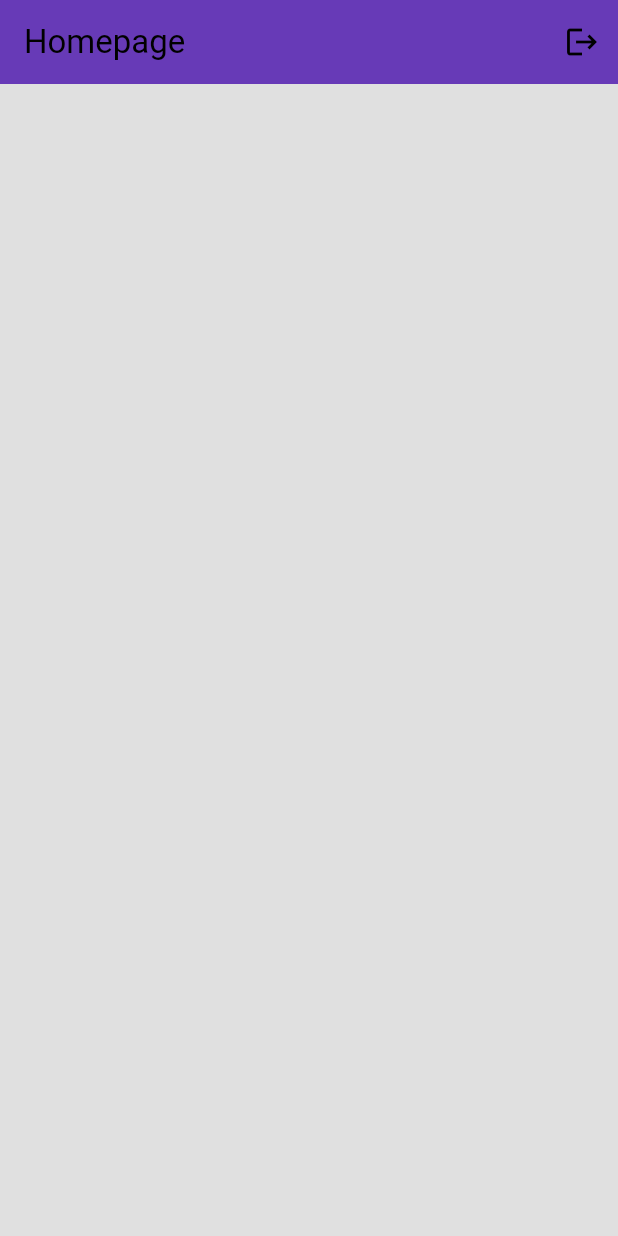
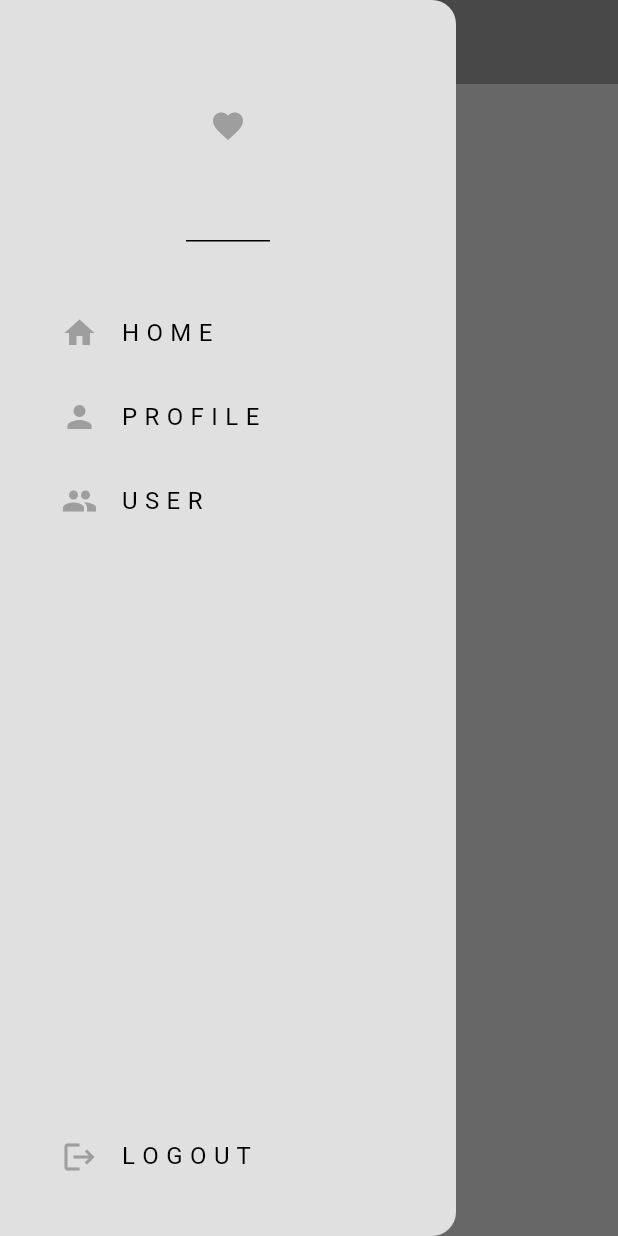
Before and after one commit to its-asaduzzaman/social_media_flutter, a Flutter app: the screen it shows once a user with an empty profile is signed in, with the side drawer open (before the commit the screen has no drawer), on a phone screen of 412 x 824 dp. Run offline on Flutter 3.47's test engine with Material 3 defaults, Android fonts, the phone set to English and light mode, and no system bars; our stand-ins replace firebase_auth, firebase_core; accounts and stored records are empty; statements that could not run were skipped.

Commit message:
make app bar for home page

```diff
--- /dev/null
+++ b/lib/components/my_drawer.dart
@@ -0,0 +1,113 @@
+import 'package:firebase_auth/firebase_auth.dart';
+import 'package:flutter/material.dart';
+import 'package:social_media_flutter/pages/profile_page.dart';
+import 'package:social_media_flutter/pages/user_page.dart';
+
+class MyDrawer extends StatelessWidget {
+  const MyDrawer({super.key});
+
+  //logout
+  void logout() {
+    FirebaseAuth.instance.signOut();
+  }
+
+  @override
+  Widget build(BuildContext context) {
+    return Drawer(
+      backgroundColor: Theme.of(context).colorScheme.surface,
+      child: Column(
+        mainAxisAlignment: MainAxisAlignment.spaceBetween,
+        children: [
+          Column(
+            children: [
+              // drawer header
+              DrawerHeader(
+                child: Icon(
+                  Icons.favorite,
+                  color: Theme.of(context).colorScheme.inversePrimary,
+                ),
+              ),
+
+              const SizedBox(
+                height: 25,
+              ),
+
+              //home tile
+              Padding(
+                padding: const EdgeInsets.only(left: 25.0),
+                child: ListTile(
+                  leading: Icon(
+                    Icons.home,
+                    color: Theme.of(context).colorScheme.inversePrimary,
+                  ),
+                  title: const Text(
+                    "H O M E",
+                  ),
+                  onTap: () {
+                    Navigator.pop(context);
+                  },
+                ),
+              ),
+
+              //profile tile
+              Padding(
+                padding: const EdgeInsets.only(left: 25.0),
+                child: ListTile(
+                  leading: Icon(
+                    Icons.person,
+                    color: Theme.of(context).colorScheme.inversePrimary,
+                  ),
+                  title: const Text(
+                    "P R O F I L E",
+                  ),
+                  onTap: () {
+                    Navigator.pop(context);
+                    Navigator.pushNamed(context, '/profile_page');
+                  },
+                ),
+              ),
+
+              //user tile
+
+              Padding(
+                padding: const EdgeInsets.only(left: 25.0),
+                child: ListTile(
+                  leading: Icon(
+                    Icons.group,
+                    color: Theme.of(context).colorScheme.inversePrimary,
+                  ),
+                  title: const Text(
+                    "U S E R",
+                  ),
+                  onTap: () {
+                    Navigator.pop(context);
+                    Navigator.pushNamed(context, '/user_page');
+                  },
+                ),
+              ),
+            ],
+          ),
+
+          //log out button
+
+          Padding(
+            padding: const EdgeInsets.only(left: 25.0, bottom: 25),
+            child: ListTile(
+              leading: Icon(
+                Icons.logout,
+                color: Theme.of(context).colorScheme.inversePrimary,
+              ),
+              title: const Text(
+                "L O G O U T",
+              ),
+              onTap: () {
+                Navigator.pop(context);
+                logout();
+              },
+            ),
+          ),
+        ],
+      ),
+    );
+  }
+}
--- a/lib/main.dart
+++ b/lib/main.dart
@@ -2,6 +2,9 @@ import 'package:firebase_core/firebase_core.dart';
 import 'package:flutter/material.dart';
 import 'package:social_media_flutter/auth/auth.dart';
 import 'package:social_media_flutter/firebase_options.dart';
+import 'package:social_media_flutter/pages/home_page.dart';
+import 'package:social_media_flutter/pages/profile_page.dart';
+import 'package:social_media_flutter/pages/user_page.dart';
 import 'package:social_media_flutter/theme/dark_mode.dart';
 import 'package:social_media_flutter/theme/light_mode.dart';
 import 'auth/login_or_register.dart';
@@ -24,6 +27,12 @@ class MyApp extends StatelessWidget {
       home: const AuthPage(),
       theme: lightMode,
       darkTheme: darkMode,
+      routes: {
+        '/login_register_page': (context) => const LoginOrRegisterPage(),
+        '/home_page': (context) => const HomePage(),
+        '/profile_page': (context) => const ProfilePage(),
+        '/user_page': (context) => const UserPage(),
+      },
     );
   }
 }
--- a/lib/pages/home_page.dart
+++ b/lib/pages/home_page.dart
@@ -1,27 +1,22 @@
 import 'package:firebase_auth/firebase_auth.dart';
 import 'package:flutter/material.dart';
+import 'package:social_media_flutter/components/my_drawer.dart';
 
 class HomePage extends StatelessWidget {
   const HomePage({super.key});
 
-  //logout
-  void logout() {
-    FirebaseAuth.instance.signOut();
-  }
+
 
   @override
   Widget build(BuildContext context) {
     return Scaffold(
       appBar: AppBar(
         title: const Text("Homepage"),
-        backgroundColor: Colors.deepPurple,
-        actions: [
-          IconButton(
-            onPressed: logout,
-            icon: const Icon(Icons.logout),
-          ),
-        ],
+        backgroundColor: Theme.of(context).colorScheme.inversePrimary,
+
+
       ),
+      drawer: const MyDrawer(),
     );
   }
 }
```
Also changed, not shown: lib/pages/profile_page.dart (added, +14 -0 lines), lib/pages/user_page.dart (added, +14 -0 lines).
